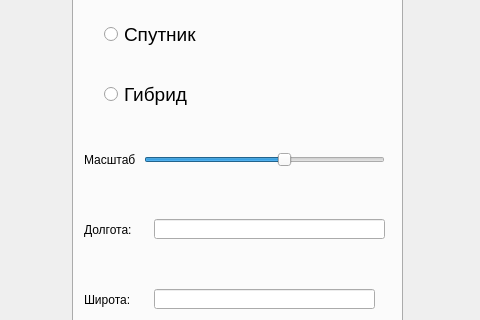
Qt form ui.ui (MrEmgin/Custom-Map) before a commit; both pictures show x 768 to 1248 and y 166 to 486 of the 1248 by 904 pixel window.
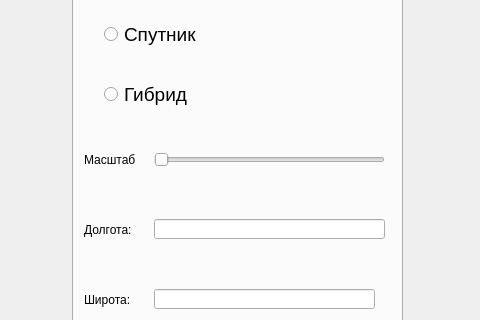
The same form after that commit.

Commit message: moving by WASD and arrows

What changed in the file:
```diff
--- a/ui.ui
+++ b/ui.ui
@@ -109,17 +109,23 @@
      <widget class="QSlider" name="horizontalSlider">
       <property name="geometry">
        <rect>
-        <x>70</x>
+        <x>80</x>
         <y>230</y>
-        <width>241</width>
+        <width>231</width>
         <height>22</height>
        </rect>
       </property>
+      <property name="minimum">
+       <number>250</number>
+      </property>
       <property name="maximum">
-       <number>17</number>
+       <number>500</number>
+      </property>
+      <property name="singleStep">
+       <number>2</number>
       </property>
       <property name="value">
-       <number>10</number>
+       <number>250</number>
       </property>
       <property name="orientation">
        <enum>Qt::Horizontal</enum>
```
The commit also changes 2 other files.
